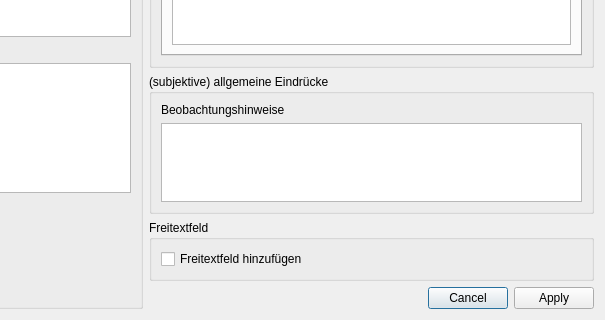
Old version of the form app/res/GUI/NewFileDialog.ui in the repository NikFri94/observation_guid_generataor; both pictures show x 314 to 919 and y 374 to 694 of the 919 by 694 pixel window.
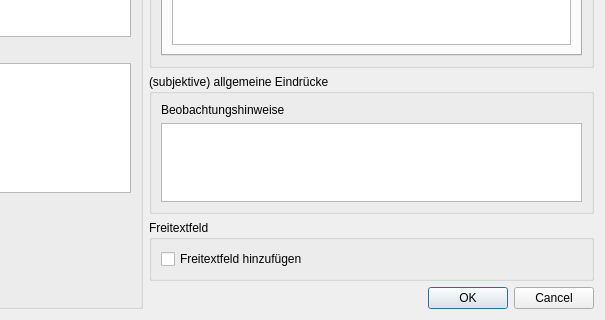
New version of the form.

Commit message: ~ Changed some raw pointers into smart pointers to avoid safety issues + Added event handlers for NewFileDialog in MainWindow-Class

The edit to the form file:
```diff
--- a/app/res/GUI/NewFileDialog.ui
+++ b/app/res/GUI/NewFileDialog.ui
@@ -486,7 +486,7 @@
      <item>
       <widget class="QDialogButtonBox" name="btBox">
        <property name="standardButtons">
-        <set>QDialogButtonBox::Apply|QDialogButtonBox::Cancel</set>
+        <set>QDialogButtonBox::Cancel|QDialogButtonBox::Ok</set>
        </property>
        <property name="centerButtons">
         <bool>false</bool>
```
Left out of the diff: 19 changed lines with no effect on the pictures. The commit also changes 8 other files.
